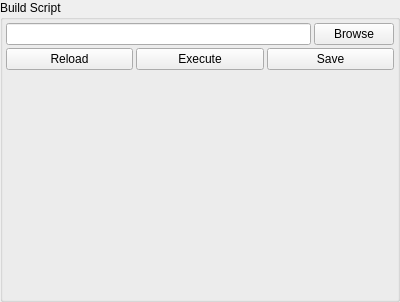
First picture: the form in brigks/gui/ui/scriptWidget.ui, repository miquelcampos/brigks, before the edit.
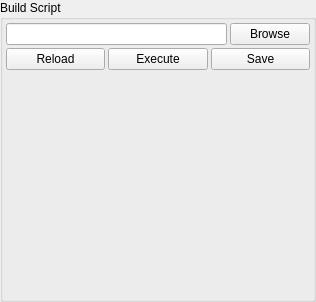
Second picture: the form after the edit.

Diff of the .ui file:
```diff
--- a/brigks/gui/ui/scriptWidget.ui
+++ b/brigks/gui/ui/scriptWidget.ui
@@ -6,7 +6,7 @@
    <rect>
     <x>0</x>
     <y>0</y>
-    <width>400</width>
+    <width>316</width>
     <height>302</height>
    </rect>
   </property>
```
Left out of the diff: 8 changed lines with no effect on the pictures.
